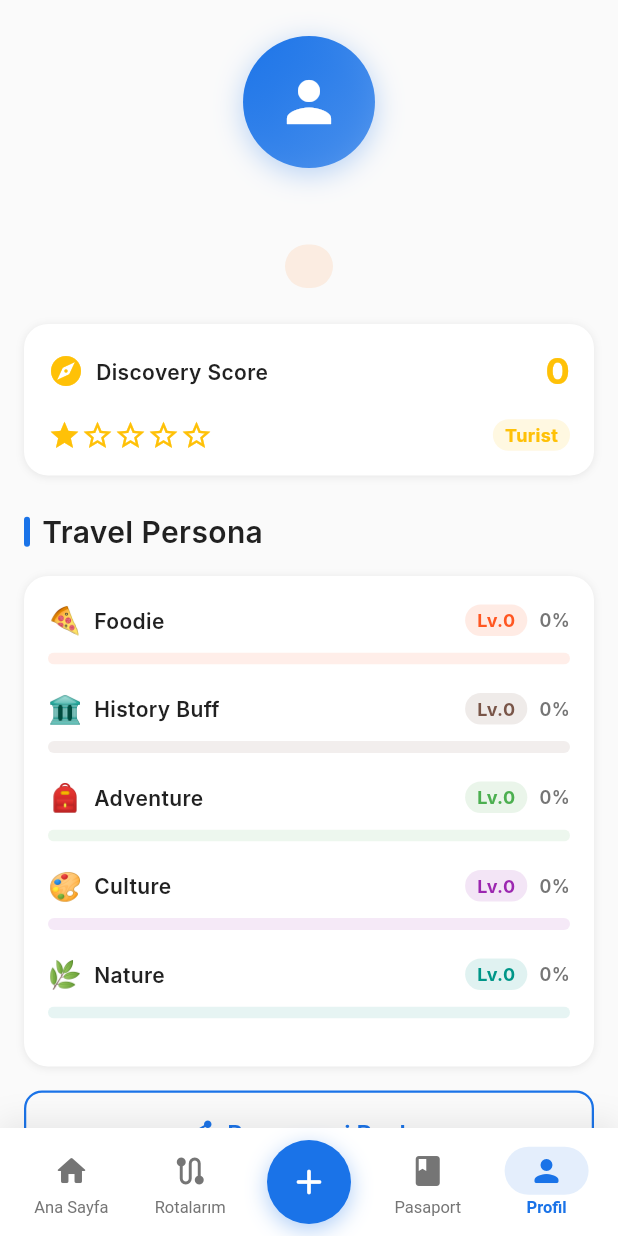
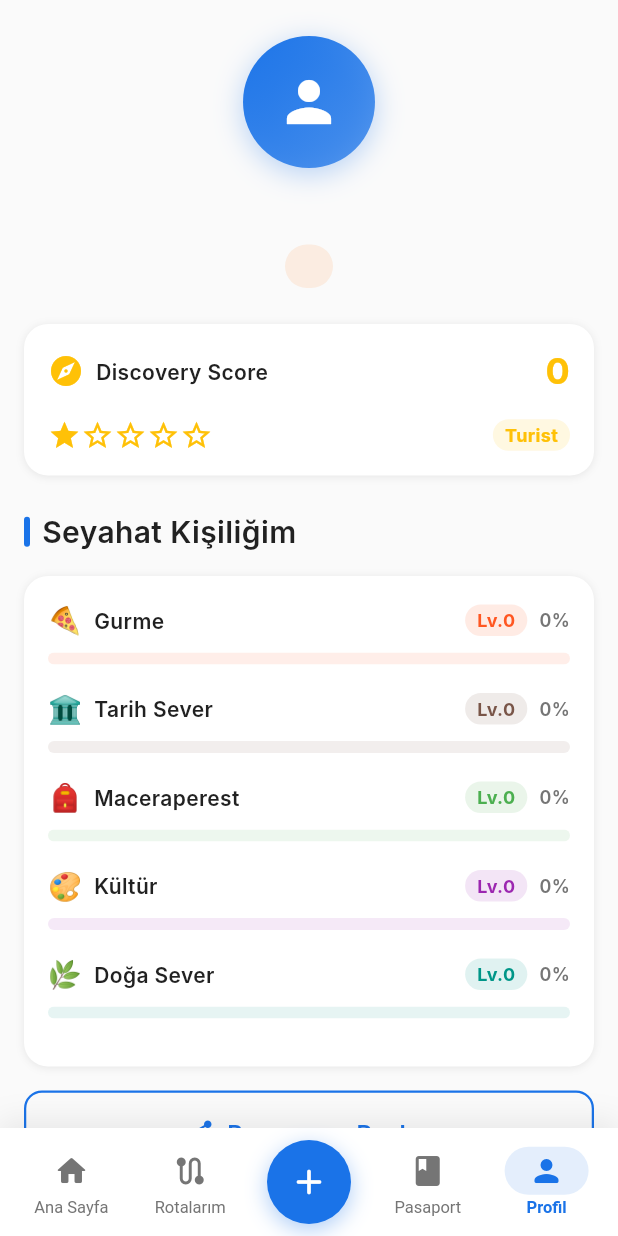
Before and after one commit to 8kaze8/geez-ai, a Flutter app: the ProfileScreen screen opened by its route, on a phone screen of 412 x 824 dp. Run offline on Flutter 3.47's test engine with Material 3 defaults, Android fonts, the phone set to English and light mode, and no system bars; our stand-ins replace flutter_riverpod, freezed_annotation, go_router, shared_preferences, supabase_flutter; accounts and stored records are empty; Roboto replaces fonts that are missing (Inter).

Commit message:
fix(i18n): Turkish text corrections — profile, persona, home cards
M-1: Home suggestion cards "kacirma" -> "kaçırma", "Acik" -> "Açık",
     "antik ruins" -> "antik kalıntılar"
M-2: Profile button "Personami Paylas" -> "Personamı Paylaş"
M-10: Persona labels translated (Gurme, Tarih Sever, Maceraperest, etc.)
M-11: Section title "Travel Persona" -> "Seyahat Kişiliğim"

Co-Authored-By: Claude Opus 4.6 <noreply@anthropic.com>

```diff
--- a/lib/features/home/presentation/widgets/suggestion_card.dart
+++ b/lib/features/home/presentation/widgets/suggestion_card.dart
@@ -22,18 +22,22 @@ class HomeSuggestion {
 }
 
 /// Static suggestions shown until AI-powered personalised suggestions land.
+///
+/// TODO(Phase 2): Replace with a Supabase-backed provider that calls the
+/// AI Personalization Engine to return suggestions based on the user's
+/// TravelPersona (preferred styles, past cities, discovery score tier).
 const List<HomeSuggestion> kSampleSuggestions = [
   HomeSuggestion(
     city: 'Roma',
     country: 'Italya',
     flag: '\u{1F1EE}\u{1F1F9}',
-    reason: 'Tarih sever olarak kacirma',
+    reason: 'Tarih sever olarak kaçırma',
   ),
   HomeSuggestion(
     city: 'Atina',
     country: 'Yunanistan',
     flag: '\u{1F1EC}\u{1F1F7}',
-    reason: 'Acik hava + antik ruins',
+    reason: 'Açık hava + antik kalıntılar',
   ),
   HomeSuggestion(
     city: 'Barselona',
--- a/lib/features/profile/presentation/screens/profile_screen.dart
+++ b/lib/features/profile/presentation/screens/profile_screen.dart
@@ -222,7 +222,7 @@ class _ProfileContent extends ConsumerWidget {
           const SizedBox(height: GeezSpacing.lg),
 
           // Travel Persona Section
-          _buildSectionTitle('Travel Persona', isDark),
+          _buildSectionTitle('Seyahat Kişiliğim', isDark),
           const SizedBox(height: GeezSpacing.md),
           _buildPersonaCard(data, isDark),
           const SizedBox(height: GeezSpacing.md),
@@ -230,7 +230,7 @@ class _ProfileContent extends ConsumerWidget {
           // Share Persona Button
           Center(
             child: GeezButton(
-              label: 'Personami Paylas',
+              label: 'Personamı Paylaş',
               onTap: () => ScaffoldMessenger.of(context).showSnackBar(
                 const SnackBar(content: Text('Yakinda!')),
               ),
--- a/lib/features/profile/presentation/widgets/persona_bar.dart
+++ b/lib/features/profile/presentation/widgets/persona_bar.dart
@@ -160,35 +160,35 @@ List<PersonaCategory> personaCategoriesFromLevels({
   return [
     PersonaCategory(
       emoji: '\u{1F355}',
-      name: 'Foodie',
+      name: 'Gurme',
       level: foodieLevel,
       progress: _levelProgress(foodieLevel),
       color: GeezColors.foodie,
     ),
     PersonaCategory(
       emoji: '\u{1F3DB}',
-      name: 'History Buff',
+      name: 'Tarih Sever',
       level: historyBuffLevel,
       progress: _levelProgress(historyBuffLevel),
       color: GeezColors.history,
     ),
     PersonaCategory(
       emoji: '\u{1F392}',
-      name: 'Adventure',
+      name: 'Maceraperest',
       level: adventureSeekerLevel,
       progress: _levelProgress(adventureSeekerLevel),
       color: GeezColors.adventure,
     ),
     PersonaCategory(
       emoji: '\u{1F3A8}',
-      name: 'Culture',
+      name: 'Kültür',
       level: cultureExplorerLevel,
       progress: _levelProgress(cultureExplorerLevel),
       color: GeezColors.culture,
     ),
     PersonaCategory(
       emoji: '\u{1F33F}',
-      name: 'Nature',
+      name: 'Doğa Sever',
       level: natureLoverLevel,
       progress: _levelProgress(natureLoverLevel),
       color: GeezColors.nature,
```
